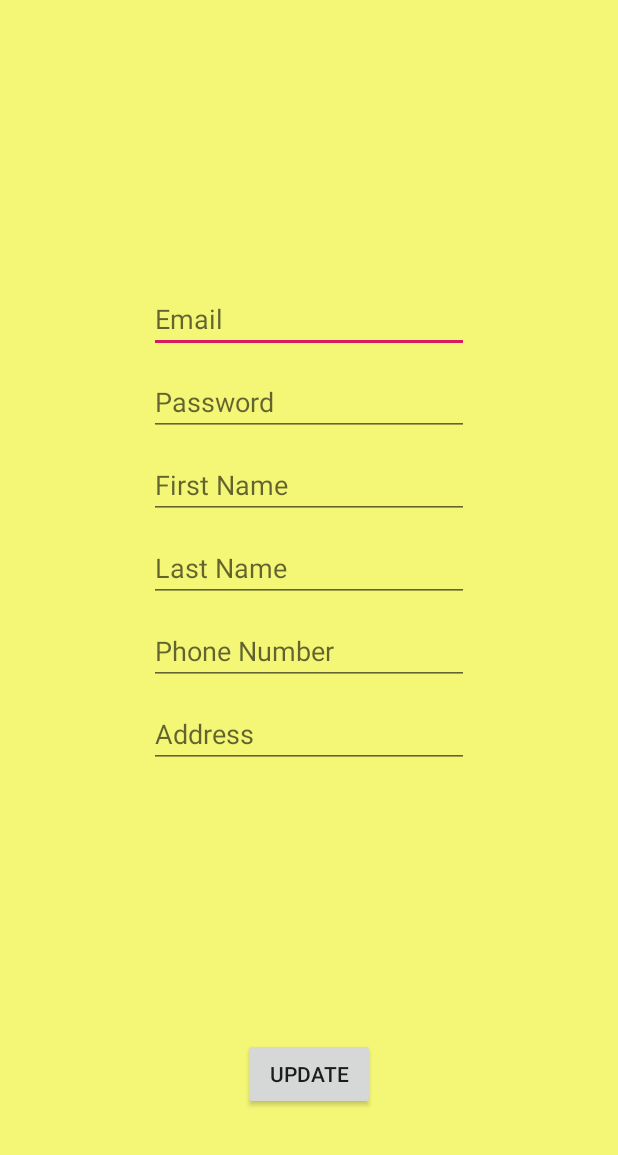
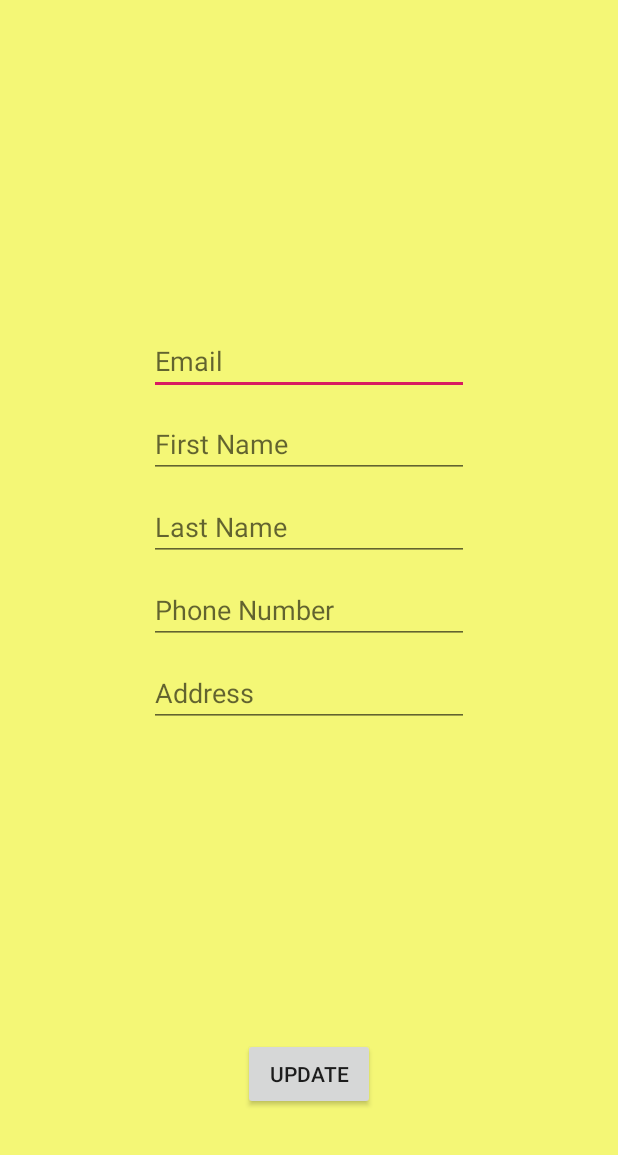
Before and after one commit to Soulrecycler/ParkYardApp, an Android app: the ProfileActivity screen opened directly, with no data from a screen before it, on a phone screen of 412 x 824 dp, the part 81-1236 px from its top. Run offline under Robolectric (Android 15) with nearby library versions, the phone set to English and light mode, and no system bars; our stand-ins replace Firebase (no records; nobody signed in at launch, a user with empty details on screens opened directly); Roboto replaces fonts that are not available here.

Commit message:
Further work on profile activity Update Works successfully Fixed issues where onBackPressed on Home Activity and Main Activity would not close the app

```diff
--- a/app/src/main/AndroidManifest.xml
+++ b/app/src/main/AndroidManifest.xml
@@ -45,7 +45,8 @@
             </intent-filter>
         </activity>
         <activity android:name=".LoanActivity" />
-        <activity android:name=".ProfileActivity"></activity>
+        <activity android:name=".ProfileActivity"
+            android:windowSoftInputMode="adjustPan"></activity>
     </application>
 
 </manifest>
--- a/app/src/main/java/com/application/parkyardapp/MainActivity.java
+++ b/app/src/main/java/com/application/parkyardapp/MainActivity.java
@@ -65,8 +65,10 @@ public class MainActivity extends AppCompatActivity {
     //Close app if back button pressed
     @Override
     public void onBackPressed() {
-        finish();
-        System.exit(0);
+        Intent intent = new Intent(Intent.ACTION_MAIN);
+        intent.addCategory(Intent.CATEGORY_HOME);
+        intent.setFlags(Intent.FLAG_ACTIVITY_NEW_TASK);
+        startActivity(intent);
     }
 
 }
--- a/app/src/main/java/com/application/parkyardapp/ProfileActivity.java
+++ b/app/src/main/java/com/application/parkyardapp/ProfileActivity.java
@@ -1,5 +1,6 @@
 package com.application.parkyardapp;
 
+import android.content.Intent;
 import android.support.annotation.NonNull;
 import android.support.v7.app.AppCompatActivity;
 import android.os.Bundle;
@@ -24,7 +25,7 @@ public class ProfileActivity extends AppCompatActivity {
     private FirebaseAuth firebaseAuth;
     private FirebaseFirestore db;
     private DocumentReference userRef;
-    private String user_id,email,fname,lname,phone,address;
+    public String user_id,email,fname,lname,phone,address;
     EditText userEmail,userFname,userLname,userPhone,userAddress;
     Button updateBtn;
 
@@ -41,6 +42,17 @@ public class ProfileActivity extends AppCompatActivity {
         userAddress = findViewById(R.id.etUserAddress);
 
         updateBtn = findViewById(R.id.updateBtn);
+    }
+
+    //display existing details in edit text
+    private void displayCurrentData(){
+
+        userEmail.setText(email);
+        userFname.setText(fname);
+        userLname.setText(lname);
+        userPhone.setText(phone);
+        userAddress.setText(address);
+
     }
 
     //fetch data from firebase and store in object variables
@@ -67,6 +79,7 @@ public class ProfileActivity extends AppCompatActivity {
                             lname = documentSnapshot.getString("last_name");
                             phone = documentSnapshot.getString("phone");
                             address = documentSnapshot.getString("address");
+                            displayCurrentData();
                         }
                         else
                         {
@@ -84,18 +97,6 @@ public class ProfileActivity extends AppCompatActivity {
     }
 
 
-    private void displayCurrentData(){
-
-        userEmail.setText(email);
-        userFname.setText(fname);
-        userLname.setText(lname);
-        userPhone.setText(phone);
-        userAddress.setText(address);
-
-    }
-
-
-
 
     @Override
     protected void onCreate(Bundle savedInstanceState) {
@@ -105,12 +106,10 @@ public class ProfileActivity extends AppCompatActivity {
         setupUI();
         fetchData();
 
-        displayCurrentData();
 
         updateBtn.setOnClickListener(new View.OnClickListener() {
             @Override
             public void onClick(View view) {
-
 
                 //Update values if the editText values are not empty
                 if (!userEmail.getText().toString().trim().isEmpty()) {
@@ -141,7 +140,7 @@ public class ProfileActivity extends AppCompatActivity {
                         .addOnSuccessListener(new OnSuccessListener<Void>() {
                             @Override
                             public void onSuccess(Void aVoid) {
-                                Toast.makeText(ProfileActivity.this, "User Information Saved", Toast.LENGTH_SHORT).show();
+                                Toast.makeText(ProfileActivity.this, "User Details have been updated", Toast.LENGTH_SHORT).show();
                             }
                         })
                         .addOnFailureListener(new OnFailureListener() {
@@ -152,6 +151,7 @@ public class ProfileActivity extends AppCompatActivity {
                             }
                         });
 
+                startActivity(new Intent(ProfileActivity.this,HomeActivity.class));
 
             }
         });
--- a/app/src/main/res/layout/activity_profile.xml
+++ b/app/src/main/res/layout/activity_profile.xml
@@ -67,16 +67,6 @@
                     android:inputType="textEmailAddress" />
 
                 <EditText
-                    android:id="@+id/etUserpass"
-                    android:layout_width="wrap_content"
-                    android:layout_height="wrap_content"
-                    android:layout_centerInParent="true"
-                    android:ems="10"
-                    android:layout_marginTop="10dp"
-                    android:hint="Password"
-                    android:inputType="textPassword" />
-
-                <EditText
                     android:id="@+id/etFirstName"
                     android:layout_width="wrap_content"
                     android:layout_height="wrap_content"
```
Also changed, not shown: app/src/main/java/com/application/parkyardapp/HomeActivity.java (+6 -1 lines).
